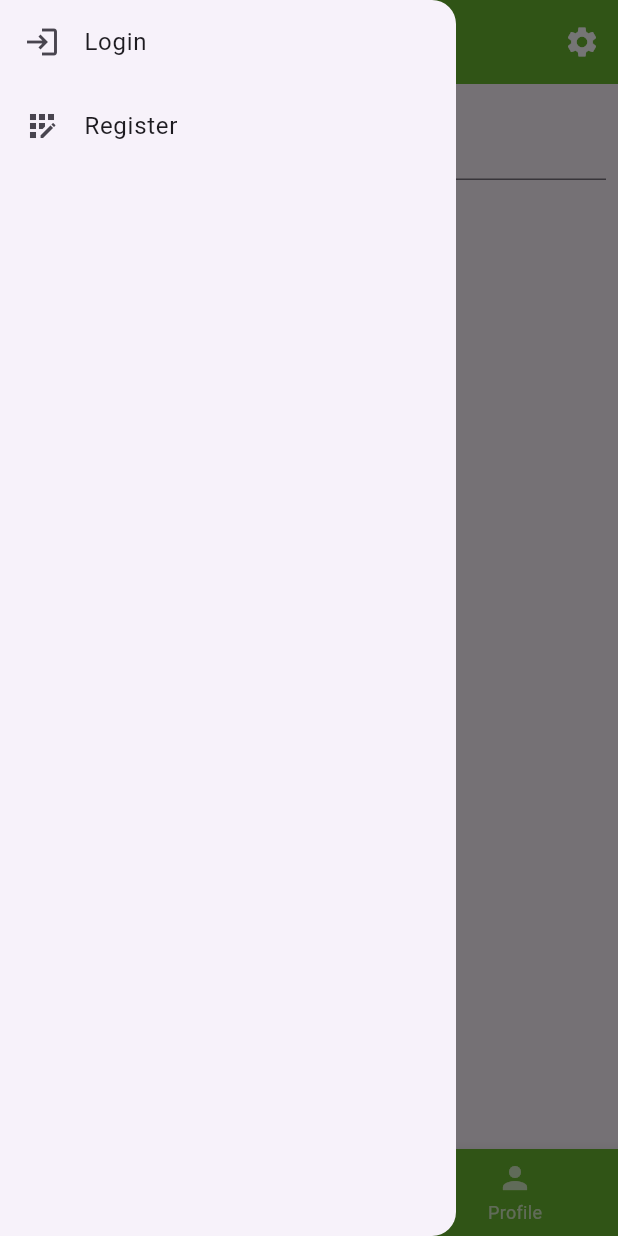
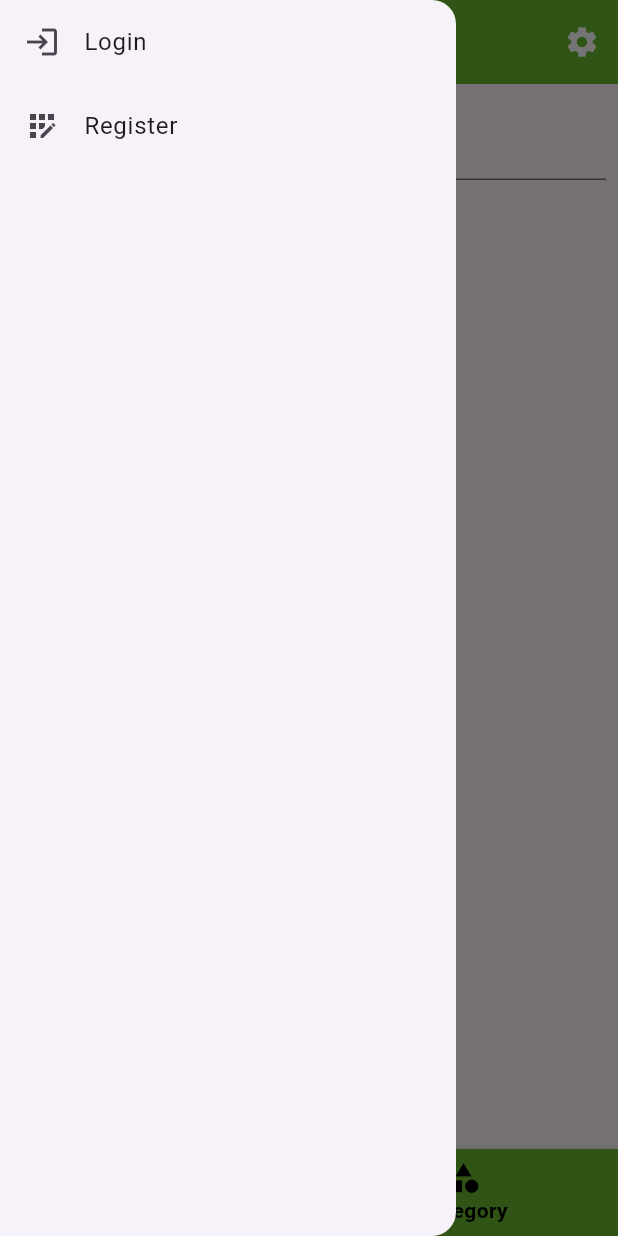
Before and after one commit to vprabhu1771/flutter_local_service, a Flutter app: the HomeScreen screen opened directly, item 2 of the bottom bar chosen, with the side drawer open, on a phone screen of 412 x 824 dp. Run offline on Flutter 3.47's test engine with Material 3 defaults, Android fonts, the light colour scheme and no system bars; our stand-ins replace device_info_plus, dio, flutter_secure_storage, image_picker, shared_preferences; missing offline and left inert: carousel_images; accounts and stored records are empty; network calls fail.

Commit message:
HomePage fix

```diff
--- a/lib/screens/HomePage.dart
+++ b/lib/screens/HomePage.dart
@@ -1,6 +1,7 @@
 import 'package:carousel_images/carousel_images.dart';
 import 'package:flutter/material.dart';
 import 'package:flutter_local_service/screens/auth/profile/ProfileScreen.dart';
+import 'package:flutter_local_service/widgets/CustomDrawer.dart';
 import 'package:flutter_secure_storage/flutter_secure_storage.dart';
 import 'package:provider/provider.dart';
 
@@ -24,7 +25,11 @@ class _HomeScreenState extends State<HomeScreen> {
   int _selectedIndex = 0;
 
   // Titles for each tab
-  final List<String> _titles = ["Home", "Category", "Profile"];
+  final List<String> _titles = [
+    "Home",
+    "Category",
+    // "Profile"
+  ];
 
   List<String> imagelist = [
     'assets/carousel/appliance.jpg',
@@ -97,72 +102,10 @@ class _HomeScreenState extends State<HomeScreen> {
             ),
           ),
           CategoryScreen(title: 'Category'),
-          ProfileScreen(title: 'Profile'),
+          // ProfileScreen(title: 'Profile'),
         ],
       ),
-      drawer: Drawer(
-        child: Consumer<AuthProvider>(
-          builder: (context, auth, child) {
-            if (!auth.authenticated) {
-              return ListView(
-                children: [
-                  ListTile(
-                    title: Text('Login'),
-                    leading: Icon(Icons.login),
-                    onTap: () {
-                      Navigator.of(context).push(
-                        MaterialPageRoute(builder: (context) => LoginScreen(title: 'Login Screen')),
-                      );
-                    },
-                  ),
-                  ListTile(
-                    title: Text('Register'),
-                    leading: Icon(Icons.app_registration),
-                    onTap: () {
-                      Navigator.pop(context);
-                      Navigator.push(
-                        context,
-                        MaterialPageRoute(builder: (context) => RegisterScreen(title: 'Register')),
-                      );
-                    },
-                  ),
-                ],
-              );
-            } else {
-              String avatar = auth.user?.avatar ?? "";
-              String name = auth.user?.name ?? "User";
-              String email = auth.user?.email ?? "user@example.com";
-
-              return ListView(
-                children: [
-                  DrawerHeader(
-                    decoration: BoxDecoration(color: Colors.blue),
-                    child: Column(
-                      children: [
-                        CircleAvatar(
-                          backgroundImage: avatar.isNotEmpty ? NetworkImage(avatar) : null,
-                          radius: 30,
-                        ),
-                        SizedBox(height: 10),
-                        Text(name, style: TextStyle(color: Colors.white)),
-                        SizedBox(height: 10),
-                        Text(email, style: TextStyle(color: Colors.white)),
-                      ],
-                    ),
-                  ),
-                  ListTile(
-                    title: Text('Logout'),
-                    leading: Icon(Icons.logout),
-                    onTap: () {
-                      Provider.of<AuthProvider>(context, listen: false).logout();
-                    },
-                  ),
-                ],
-              );
-            }
-          },
-        ),
-      ),
+      drawer: CustomDrawer(),
       bottomNavigationBar: BottomNavigationBar(
         items: const <BottomNavigationBarItem>[
           BottomNavigationBarItem(
@@ -173,10 +116,10 @@ class _HomeScreenState extends State<HomeScreen> {
             icon: Icon(Icons.category),
             label: 'Category',
           ),
-          BottomNavigationBarItem(
-            icon: Icon(Icons.person),
-            label: 'Profile',
-          ),
+          // BottomNavigationBarItem(
+          //   icon: Icon(Icons.person),
+          //   label: 'Profile',
+          // ),
         ],
         currentIndex: _selectedIndex,
         selectedItemColor: Colors.black,
```
